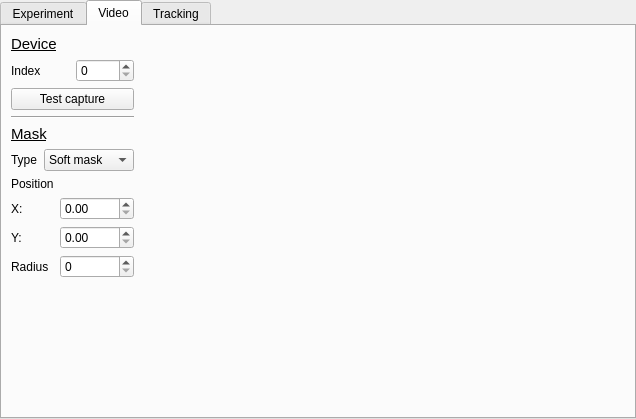
Qt form configwindow.ui (fgu-cas/kachna-tracker) before a commit.
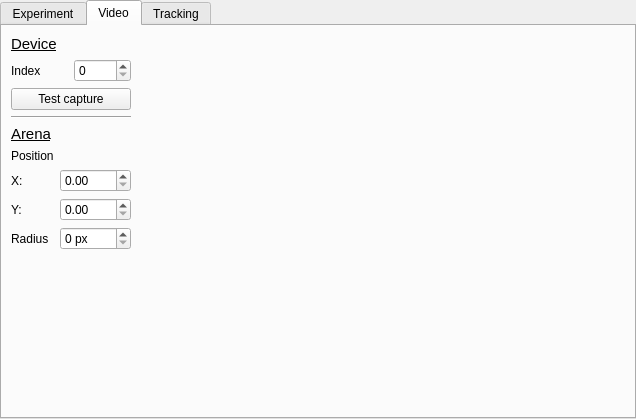
The same form after that commit. The open tabs and pages were chosen to show the change.

Commit message: remove soft mask option, change mask to arena

```diff
--- a/configwindow.ui
+++ b/configwindow.ui
@@ -417,35 +417,10 @@
       <item>
        <widget class="QLabel" name="label_12">
         <property name="text">
-         <string>&lt;html&gt;&lt;head/&gt;&lt;body&gt;&lt;p&gt;&lt;span style=&quot; font-size:11pt; text-decoration: underline;&quot;&gt;Mask&lt;/span&gt;&lt;/p&gt;&lt;/body&gt;&lt;/html&gt;</string>
+         <string>&lt;html&gt;&lt;head/&gt;&lt;body&gt;&lt;p&gt;&lt;span style=&quot; font-size:11pt; text-decoration: underline;&quot;&gt;Arena&lt;/span&gt;&lt;/p&gt;&lt;/body&gt;&lt;/html&gt;</string>
         </property>
        </widget>
       </item>
-      <item>
-       <layout class="QHBoxLayout" name="horizontalLayout_6">
-        <item>
-         <widget class="QLabel" name="label_32">
-          <property name="text">
-           <string>Type</string>
-          </property>
-         </widget>
-        </item>
-        <item>
-         <widget class="QComboBox" name="typeBox">
-          <item>
-           <property name="text">
-            <string>Soft mask</string>
-           </property>
-          </item>
-          <item>
-           <property name="text">
-            <string>Hard mask</string>
-           </property>
-          </item>
-         </widget>
-        </item>
-       </layout>
-      </item>
       <item>
        <layout class="QFormLayout" name="formLayout_7">
         <property name="fieldGrowthPolicy">
@@ -495,6 +470,9 @@
         </item>
         <item row="4" column="1">
          <widget class="QSpinBox" name="maskRadiusBox">
+          <property name="suffix">
+           <string> px</string>
+          </property>
           <property name="maximum">
            <number>9999</number>
           </property>
```
The commit also changes 4 other files.
